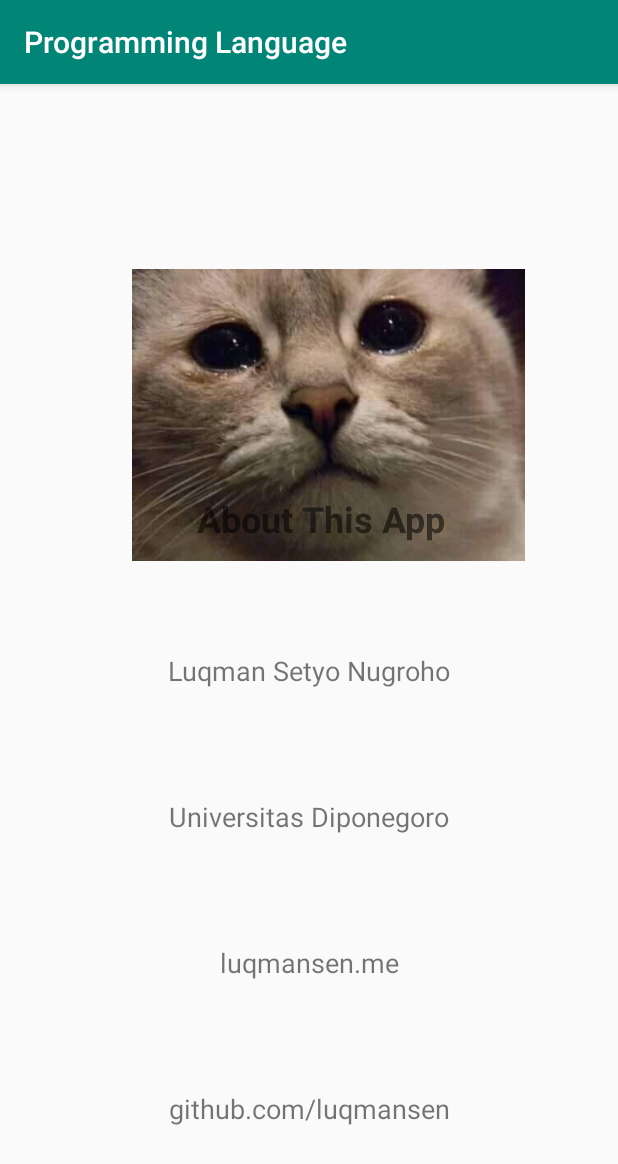
After one commit to luqmansen/basic-app, an Android app: the About_activity screen opened directly, with no data from a screen before it, on a phone screen of 412 x 824 dp. The commit adds this screen. Shown: the top 1164 px of the screen. Run offline under Robolectric (Android 15) with nearby library versions, the phone set to English and light mode, and no system bars.

Commit message:
added about activity

```diff
--- a/app/src/main/AndroidManifest.xml
+++ b/app/src/main/AndroidManifest.xml
@@ -9,7 +9,8 @@
         android:roundIcon="@mipmap/code_icon_round"
         android:supportsRtl="true"
         android:theme="@style/AppTheme">
-        <activity android:name=".detail"></activity>
+        <activity android:name=".About_activity"></activity>
+        <activity android:name=".detail" />
         <activity android:name=".MainActivity">
             <intent-filter>
                 <action android:name="android.intent.action.MAIN" />
--- /dev/null
+++ b/app/src/main/java/binsus/basicapp/About_activity.java
@@ -0,0 +1,35 @@
+package binsus.basicapp;
+
+import androidx.appcompat.app.AppCompatActivity;
+
+import android.os.Bundle;
+import android.widget.TextView;
+
+public class About_activity extends AppCompatActivity {
+
+    String[] stringDetail = {"Luqman Setyo Nugroho",
+                            "Universitas Diponegoro",
+                            "luqmansen.me",
+                            "github.com/luqmansen"};
+
+    @Override
+    protected void onCreate(Bundle savedInstanceState) {
+        super.onCreate(savedInstanceState);
+        setContentView(R.layout.activity_about_activity);
+
+        TextView AboutTitle = (TextView) findViewById(R.id.aboutTitle);
+        AboutTitle.setText("About This App");
+
+        TextView NameAbout = (TextView) findViewById(R.id.nameAbout);
+        NameAbout.setText(stringDetail[0]);
+
+        TextView uniAbout = (TextView) findViewById(R.id.UniAbout);
+        uniAbout.setText(stringDetail[1]);
+
+        TextView webAbout = (TextView) findViewById(R.id.websiteAbout);
+        webAbout.setText(stringDetail[2]);
+
+        TextView githubAbout = (TextView) findViewById(R.id.githubAbout);
+        githubAbout.setText(stringDetail[3]);
+    }
+}
--- a/app/src/main/java/binsus/basicapp/MainActivity.java
+++ b/app/src/main/java/binsus/basicapp/MainActivity.java
@@ -6,9 +6,10 @@ import android.content.Intent;
 import android.os.Bundle;
 import android.view.View;
 import android.widget.AdapterView;
+import android.widget.Button;
 import android.widget.ListView;
 
-public class MainActivity extends AppCompatActivity {
+public class MainActivity extends AppCompatActivity implements View.OnClickListener {
 
     String[] nameArray = {"Java", "Python", "Golang", "C++"};
 
@@ -25,11 +26,15 @@ public class MainActivity extends AppCompatActivity {
             R.drawable.cpp};
 
     ListView listView;
+    Button btnAbout;
 
     @Override
     protected void onCreate(Bundle savedInstanceState) {
         super.onCreate(savedInstanceState);
         setContentView(R.layout.activity_main);
+
+        btnAbout = findViewById(R.id.about);
+        btnAbout.setOnClickListener(this);
 
         CustomListAdapter adapter = new CustomListAdapter(this,nameArray, infoArray, imageArray);
 
@@ -53,4 +58,14 @@ public class MainActivity extends AppCompatActivity {
             }
         });
     }
+
+    @Override
+    public void onClick(View view) {
+        switch (view.getId()){
+            case R.id.about:
+                Intent moveIntent = new Intent(MainActivity.this, About_activity.class);
+                startActivity(moveIntent);
+                break;
+        }
+    }
 }
--- /dev/null
+++ b/app/src/main/res/layout/activity_about_activity.xml
@@ -0,0 +1,83 @@
+<?xml version="1.0" encoding="utf-8"?>
+<androidx.constraintlayout.widget.ConstraintLayout xmlns:android="http://schemas.android.com/apk/res/android"
+    xmlns:app="http://schemas.android.com/apk/res-auto"
+    xmlns:tools="http://schemas.android.com/tools"
+    android:layout_width="match_parent"
+    android:layout_height="match_parent"
+    tools:context=".About_activity">
+
+    <ImageView
+        android:id="@+id/imageView"
+        android:layout_width="262dp"
+        android:layout_height="276dp"
+        android:layout_marginStart="87dp"
+        android:layout_marginEnd="62dp"
+        android:layout_marginBottom="327dp"
+        app:layout_constraintBottom_toBottomOf="parent"
+        app:layout_constraintEnd_toEndOf="parent"
+        app:layout_constraintStart_toStartOf="parent"
+        app:layout_constraintTop_toTopOf="parent"
+        app:srcCompat="@drawable/myhome" />
+
+    <TextView
+        android:id="@+id/aboutTitle"
+        android:layout_width="wrap_content"
+        android:layout_height="wrap_content"
+        android:layout_marginStart="176dp"
+        android:layout_marginTop="273dp"
+        android:layout_marginEnd="159dp"
+        android:text="TextView"
+        android:textSize="24sp"
+        android:textStyle="bold"
+        app:layout_constraintEnd_toEndOf="parent"
+        app:layout_constraintStart_toStartOf="parent"
+        app:layout_constraintTop_toTopOf="parent" />
+
+    <TextView
+        android:id="@+id/nameAbout"
+        android:layout_width="wrap_content"
+        android:layout_height="wrap_content"
+        android:text="TextView"
+        android:textSize="18sp"
+        app:layout_constraintBottom_toTopOf="@+id/UniAbout"
+        app:layout_constraintEnd_toEndOf="parent"
+        app:layout_constraintHorizontal_bias="0.5"
+        app:layout_constraintStart_toStartOf="parent"
+        app:layout_constraintTop_toBottomOf="@+id/aboutTitle" />
+
+    <TextView
+        android:id="@+id/UniAbout"
+        android:layout_width="wrap_content"
+        android:layout_height="wrap_content"
+        android:text="TextView"
+        android:textSize="18sp"
+        app:layout_constraintBottom_toTopOf="@+id/websiteAbout"
+        app:layout_constraintEnd_toEndOf="parent"
+        app:layout_constraintHorizontal_bias="0.5"
+        app:layout_constraintStart_toStartOf="parent"
+        app:layout_constraintTop_toBottomOf="@+id/nameAbout" />
+
+    <TextView
+        android:id="@+id/websiteAbout"
+        android:layout_width="wrap_content"
+        android:layout_height="wrap_content"
+        android:text="TextView"
+        android:textSize="18sp"
+        app:layout_constraintBottom_toTopOf="@+id/githubAbout"
+        app:layout_constraintEnd_toEndOf="parent"
+        app:layout_constraintHorizontal_bias="0.5"
+        app:layout_constraintStart_toStartOf="parent"
+        app:layout_constraintTop_toBottomOf="@+id/UniAbout" />
+
+    <TextView
+        android:id="@+id/githubAbout"
+        android:layout_width="wrap_content"
+        android:layout_height="wrap_content"
+        android:text="TextView"
+        android:textSize="18sp"
+        app:layout_constraintBottom_toBottomOf="parent"
+        app:layout_constraintEnd_toEndOf="parent"
+        app:layout_constraintHorizontal_bias="0.5"
+        app:layout_constraintStart_toStartOf="parent"
+        app:layout_constraintTop_toBottomOf="@+id/websiteAbout" />
+</androidx.constraintlayout.widget.ConstraintLayout>
--- a/app/src/main/res/layout/activity_main.xml
+++ b/app/src/main/res/layout/activity_main.xml
@@ -11,4 +11,14 @@
         android:layout_width="match_parent"
         android:layout_height="match_parent" />
 
+    <Button
+        android:id="@+id/about"
+        android:layout_width="wrap_content"
+        android:layout_height="wrap_content"
+        android:layout_marginStart="161dp"
+        android:layout_marginBottom="30dp"
+        android:text="about"
+        app:layout_constraintBottom_toBottomOf="parent"
+        app:layout_constraintStart_toStartOf="parent" />
+
 </androidx.constraintlayout.widget.ConstraintLayout>
```
Also changed, not shown: app/src/main/res/drawable/myhome.jpg (added).
